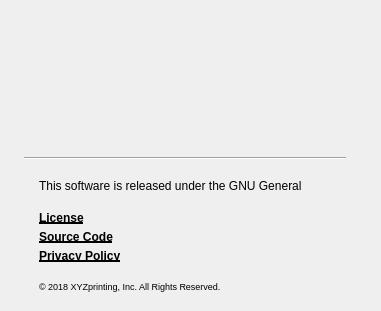
First picture: the form in bcpware/src/bcpware/ui/palette.ui, repository peterstoneee/BCPware_skt, before the edit.
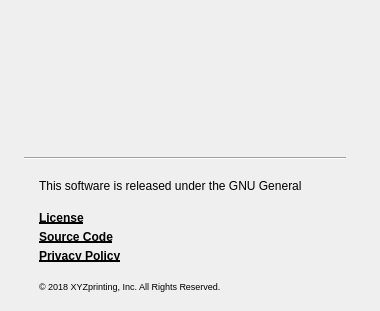
Second picture: the form after the edit. Icons and pictures are not drawn.

Diff of the .ui file:
```diff
--- a/bcpware/src/bcpware/ui/palette.ui
+++ b/bcpware/src/bcpware/ui/palette.ui
@@ -6,13 +6,25 @@
    <rect>
     <x>0</x>
     <y>0</y>
-    <width>381</width>
+    <width>380</width>
     <height>311</height>
    </rect>
   </property>
+  <property name="sizePolicy">
+   <sizepolicy hsizetype="Fixed" vsizetype="Fixed">
+    <horstretch>0</horstretch>
+    <verstretch>0</verstretch>
+   </sizepolicy>
+  </property>
   <property name="windowTitle">
    <string>About</string>
   </property>
+  <property name="styleSheet">
+   <string notr="true">QDialog:title
+{
+	background-color: rgb(0, 170, 255);
+}</string>
+  </property>
   <widget class="QLabel" name="label">
    <property name="geometry">
     <rect>
@@ -105,10 +117,10 @@
   <widget class="QLabel" name="bcp_icon">
    <property name="geometry">
     <rect>
-     <x>92</x>
-     <y>60</y>
-     <width>197</width>
-     <height>76</height>
+     <x>38</x>
+     <y>30</y>
+     <width>304</width>
+     <height>75</height>
     </rect>
    </property>
    <property name="styleSheet">
```
